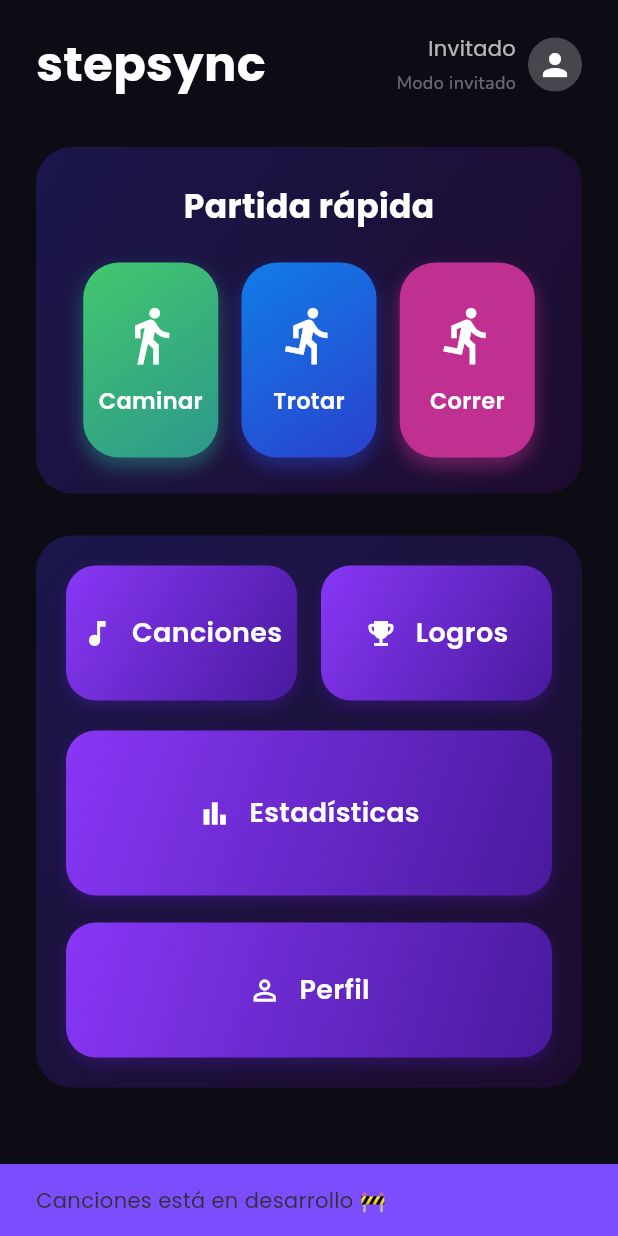
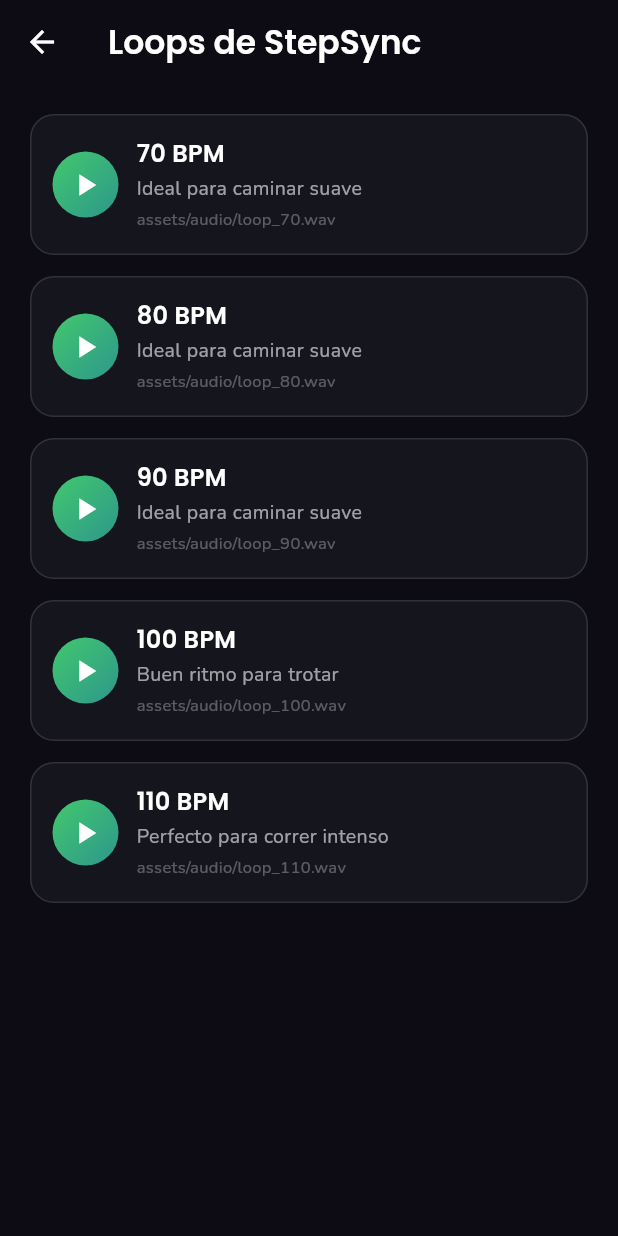
Before and after one commit to tbeatzz/stepsync, a Flutter app: the screen it shows after launch, after a tap on "Entrar como invitado", after a tap on "Canciones", on a phone screen of 412 x 824 dp. Run offline on Flutter 3.47's test engine with Material 3 defaults, Android fonts, the light colour scheme and no system bars; our stand-ins replace cloud_firestore, firebase_auth, firebase_core, go_router, google_fonts, google_sign_in and 3 more; missing offline and left inert: scidart; accounts and stored records are empty.

Commit message:
se agrego desbloqueo temas

```diff
--- a/lib/app_router.dart
+++ b/lib/app_router.dart
@@ -9,6 +9,7 @@
 import 'screens/session_screen.dart';
 import 'screens/game_screen.dart';
 import 'screens/stats_screen.dart';
+import 'screens/loops_screen.dart';
 
 
 
@@ -64,6 +65,11 @@
       path: '/achievements',
       builder: (context, state) => const AchievementsScreen(),
     ),
+    GoRoute(
+      path: '/loops',
+      builder: (context, state) => const LoopsScreen(),
+    ),
+
 
   ],
 );
--- a/lib/screens/home_screen.dart
+++ b/lib/screens/home_screen.dart
@@ -265,7 +265,8 @@
                   icon: Icons.music_note,
                   colors: [AppColors.purpleStart, AppColors.purpleEnd],
                   height: 90,
-                  onTap: () => showWipMessage("Canciones"),
+                  onTap: () => context.push('/loops'),
+
                 ),
               ),
               const SizedBox(width: 16),
--- /dev/null
+++ b/lib/screens/loops_screen.dart
@@ -0,0 +1,210 @@
+import 'package:flutter/material.dart';
+import 'package:google_fonts/google_fonts.dart';
+import 'package:just_audio/just_audio.dart';
+
+import '../services/audio_loop_service.dart'; // walkingBuckets
+
+class LoopsScreen extends StatefulWidget {
+  const LoopsScreen({super.key});
+
+  @override
+  State<LoopsScreen> createState() => _LoopsScreenState();
+}
+
+class _LoopsScreenState extends State<LoopsScreen> {
+  final AudioPlayer _previewPlayer = AudioPlayer();
+
+  // null = nada sonando, valor = índice del bucket activo
+  int? _currentIndex;
+
+  @override
+  void dispose() {
+    _previewPlayer.dispose();
+    super.dispose();
+  }
+
+  Future<void> _togglePlay(int index, String assetPath) async {
+    // Caso 1: si ya está activo este mismo → parar
+    if (_currentIndex == index) {
+      await _previewPlayer.stop();
+      if (!mounted) return;
+      setState(() {
+        _currentIndex = null;
+      });
+      return;
+    }
+
+    // Caso 2: si no hay nada o es otro → cambiar loop
+    await _previewPlayer.stop();
+    await _previewPlayer.setAsset(assetPath);
+    await _previewPlayer.setLoopMode(LoopMode.one);
+    await _previewPlayer.play();
+
+    if (!mounted) return;
+    setState(() {
+      _currentIndex = index;
+    });
+  }
+
+  @override
+  Widget build(BuildContext context) {
+    final buckets = walkingBuckets;
+
+    return Scaffold(
+      backgroundColor: const Color(0xFF0D0C14),
+      appBar: AppBar(
+        title: Text(
+          'Loops de StepSync',
+          style: GoogleFonts.poppins(
+            color: Colors.white,
+            fontWeight: FontWeight.w600,
+          ),
+        ),
+        backgroundColor: Colors.transparent,
+        elevation: 0,
+        iconTheme: const IconThemeData(color: Colors.white),
+      ),
+      body: Padding(
+        padding: const EdgeInsets.all(20),
+        child: ListView.separated(
+          itemCount: buckets.length,
+          separatorBuilder: (_, __) => const SizedBox(height: 14),
+          itemBuilder: (context, index) {
+            final bucket = buckets[index];
+            final bpmLabel = _bpmLabelFromAsset(
+              bucket.asset,
+              bucket.min,
+              bucket.max,
+            );
+
+            final isPlaying = _currentIndex == index;
+
+            return _buildLoopTile(
+              index: index,
+              bpmLabel: bpmLabel,
+              bucketMin: bucket.min,
+              bucketMax: bucket.max,
+              assetPath: bucket.asset,
+              isPlaying: isPlaying,
+              onPlayPause: () => _togglePlay(index, bucket.asset),
+            );
+          },
+        ),
+      ),
+    );
+  }
+
+  String _bpmLabelFromAsset(String asset, int min, int max) {
+    final reg = RegExp(r'(\d+)');
+    final match = reg.firstMatch(asset);
+    if (match != null) {
+      final bpm = int.tryParse(match.group(1) ?? '');
+      if (bpm != null) {
+        return '$bpm BPM';
+      }
+    }
+    return '$min–$max BPM';
+  }
+
+  Widget _buildLoopTile({
+    required int index,
+    required String bpmLabel,
+    required int bucketMin,
+    required int bucketMax,
+    required String assetPath,
+    required bool isPlaying,
+    required VoidCallback onPlayPause,
+  }) {
+    final modeHint = _modeHintForRange(bucketMin, bucketMax);
+
+    return Container(
+      padding: const EdgeInsets.all(14),
+      decoration: BoxDecoration(
+        color: const Color(0xFF15151E),
+        borderRadius: BorderRadius.circular(16),
+        border: Border.all(
+          color: isPlaying
+              ? Colors.greenAccent.withOpacity(0.5)
+              : Colors.white12,
+          width: 1,
+        ),
+        boxShadow: [
+          if (isPlaying)
+            BoxShadow(
+              color: Colors.greenAccent.withOpacity(0.25),
+              blurRadius: 12,
+              offset: const Offset(0, 8),
+            ),
+        ],
+      ),
+      child: Row(
+        children: [
+          // 👉 SOLO este botón es clickeable
+          GestureDetector(
+            onTap: onPlayPause,
+            child: Container(
+              width: 44,
+              height: 44,
+              decoration: const BoxDecoration(
+                shape: BoxShape.circle,
+                gradient: LinearGradient(
+                  colors: [Color(0xFF42C86D), Color(0xFF2D978C)],
+                  begin: Alignment.topLeft,
+                  end: Alignment.bottomRight,
+                ),
+              ),
+              child: Icon(
+                isPlaying ? Icons.pause : Icons.play_arrow,
+                color: Colors.white,
+              ),
+            ),
+          ),
+          const SizedBox(width: 12),
+          Expanded(
+            child: Column(
+              crossAxisAlignment: CrossAxisAlignment.start,
+              children: [
+                Text(
+                  bpmLabel,
+                  style: GoogleFonts.poppins(
+                    color: Colors.white,
+                    fontSize: 16,
+                    fontWeight: FontWeight.w600,
+                  ),
+                ),
+                const SizedBox(height: 2),
+                Text(
+                  modeHint,
+                  style: GoogleFonts.nunito(
+                    color: Colors.white60,
+                    fontSize: 13,
+                  ),
+                ),
+                const SizedBox(height: 4),
+                Text(
+                  assetPath,
+                  style: GoogleFonts.nunito(
+                    color: Colors.white30,
+                    fontSize: 11,
+                  ),
+                ),
+              ],
+            ),
+          ),
+        ],
+      ),
+    );
+  }
+
+  String _modeHintForRange(int min, int max) {
+    final mid = ((min + max) / 2).round();
+
+    if (mid < 95) {
+      return 'Ideal para caminar suave';
+    } else if (mid < 120) {
+      return 'Buen ritmo para trotar';
+    } else {
+      return 'Perfecto para correr intenso';
+    }
+  }
+}
--- a/lib/services/user_repository.dart
+++ b/lib/services/user_repository.dart
@@ -75,8 +75,6 @@
   }
 
   /// Actualiza parcialmente el perfil actual.
-  /// La idea es que este método lo usemos más adelante
-  /// para aplicar lógicas de puntos/nivel.
   Future<void> updateCurrentUserProfile(UserProfile profile) async {
     final uid = currentUid;
     if (uid == null) return;
@@ -108,11 +106,14 @@
 
   /// Aplica recompensas al usuario actual en base a una sesión.
   /// Devuelve la cantidad de puntos ganados en esa sesión.
+  ///
+  /// Ahora tiene en cuenta también la distancia recorrida.
   Future<int> applySessionRewards({
     required String mode,      // "Caminar", "Trotar", "Correr"
     required int steps,
     required int maxCombo,
     required int avgBpm,
+    double distanceMeters = 0, // 👈 NUEVO (lo pasamos desde SessionRepository)
   }) async {
     final uid = currentUid;
     if (uid == null) {
@@ -135,13 +136,27 @@
       }
 
       final data = snap.data() as Map<String, dynamic>;
+
       final currentPoints = (data['points'] as int?) ?? 0;
       final currentLevel = (data['level'] as int?) ?? 1;
 
+      // Distancia total acumulada hasta ahora
+      double totalDistanceMeters = 0;
+      final rawDist = data['totalDistanceMeters'];
+      if (rawDist is int) {
+        totalDistanceMeters = rawDist.toDouble();
+      } else if (rawDist is double) {
+        totalDistanceMeters = rawDist;
+      }
+
+      // Loops desbloqueados actuales (si no hay, por defecto solo loop base)
+      List<String> unlockedLoops = ['loop_70'];
+      final rawLoops = data['unlockedLoops'];
+      if (rawLoops is List) {
+        unlockedLoops = rawLoops.map((e) => e.toString()).toSet().toList();
+      }
+
       // ---- Fórmula de puntos ----
-      // Puedes tunear esto a gusto, pero recuerdá:
-      // - Firestore rules limitan a +500 points por update
-      // - level solo puede subir de a 1
       double modeMultiplier;
       switch (mode) {
         case 'Correr':
@@ -160,7 +175,11 @@
       final comboBonus = maxCombo * 1.5;         // combo aporta bastante
       final intensityBonus = (avgBpm - 80) / 10; // premio leve por intensidad
 
-      double raw = (baseFromSteps + comboBonus + intensityBonus) * modeMultiplier;
+      // 👉 NUEVO: bonus por distancia (1 punto cada ~250 m)
+      final distanceBonus = (distanceMeters / 250.0);
+
+      double raw = (baseFromSteps + comboBonus + intensityBonus + distanceBonus) *
+          modeMultiplier;
 
       int reward = raw.round();
       if (reward < 0) reward = 0;
@@ -169,9 +188,7 @@
       final newPoints = currentPoints + reward;
 
       // ---- Lógica de nivel ----
-      // Nivel base: 1
-      // Subimos nivel cada 1000 puntos → con máximo +500 por sesión, nunca se salta más de 1 nivel
-      const int levelStep = 1000;
+      const int levelStep = 1000; // cada 1000 puntos → +1 nivel
       int computedLevel = 1 + (newPoints ~/ levelStep);
 
       // Defensa extra para respetar regla: level solo puede aumentar de a 1
@@ -182,9 +199,15 @@
         computedLevel = currentLevel;
       }
 
+      // ---- Distancia acumulada + loops desbloqueados ----
+      final newTotalDistance = totalDistanceMeters + distanceMeters;
+      final newUnlockedLoops = _computeUnlockedLoops(newTotalDistance);
+
       tx.update(docRef, {
         'points': newPoints,
         'level': computedLevel,
+        'totalDistanceMeters': newTotalDistance,
+        'unlockedLoops': newUnlockedLoops,
         'updatedAt': FieldValue.serverTimestamp(),
       });
 
@@ -192,4 +215,26 @@
     });
   }
 
+  /// Calcula los loops desbloqueados según la distancia total recorrida.
+  ///
+  /// - 0 km        → loop_70
+  /// - 2 km        → loop_80
+  /// - 5 km        → loop_90
+  /// - 10 km       → loop_100
+  /// - 20 km       → loop_110
+  List<String> _computeUnlockedLoops(double totalDistanceMeters) {
+    final km = totalDistanceMeters / 1000.0;
+    final loops = <String>[];
+
+    // base siempre
+    loops.add('loop_70');
+
+    if (km >= 2) loops.add('loop_80');
+    if (km >= 5) loops.add('loop_90');
+    if (km >= 10) loops.add('loop_100');
+    if (km >= 20) loops.add('loop_110');
+
+    // sin duplicados
+    return loops.toSet().toList();
+  }
 }
```
Also changed, not shown: lib/services/session_repository.dart (+42 -7 lines).
